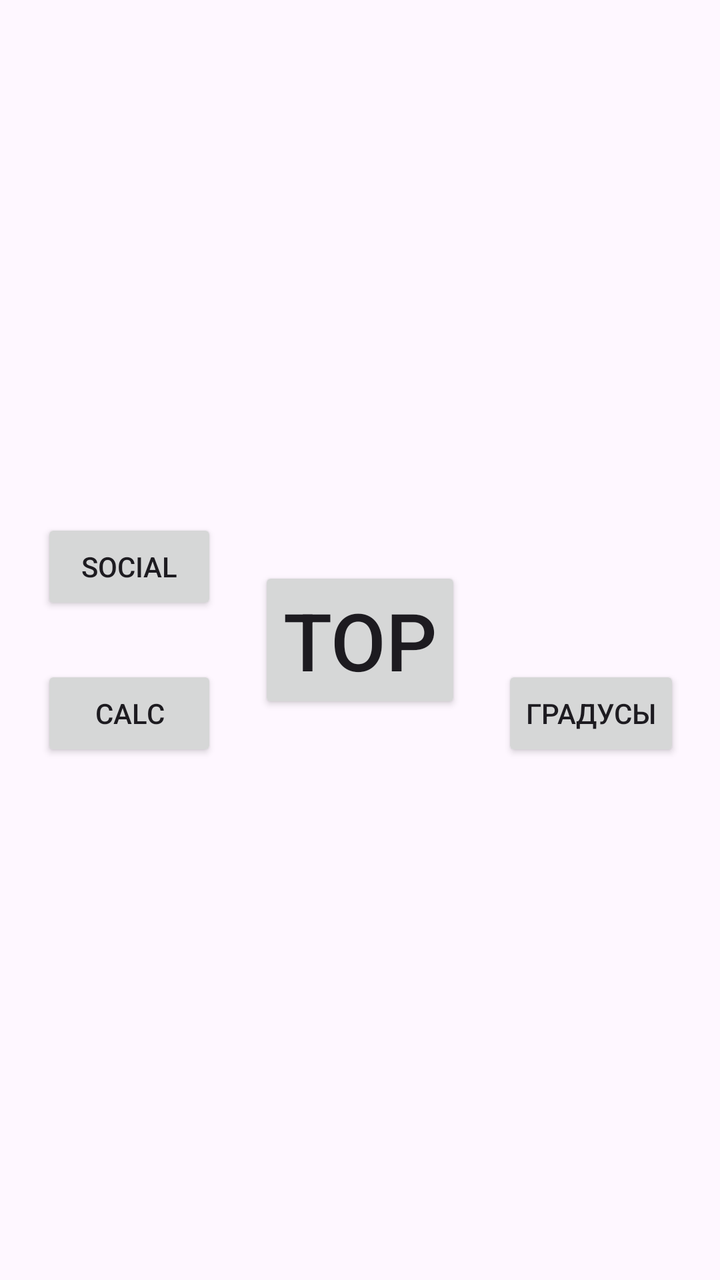
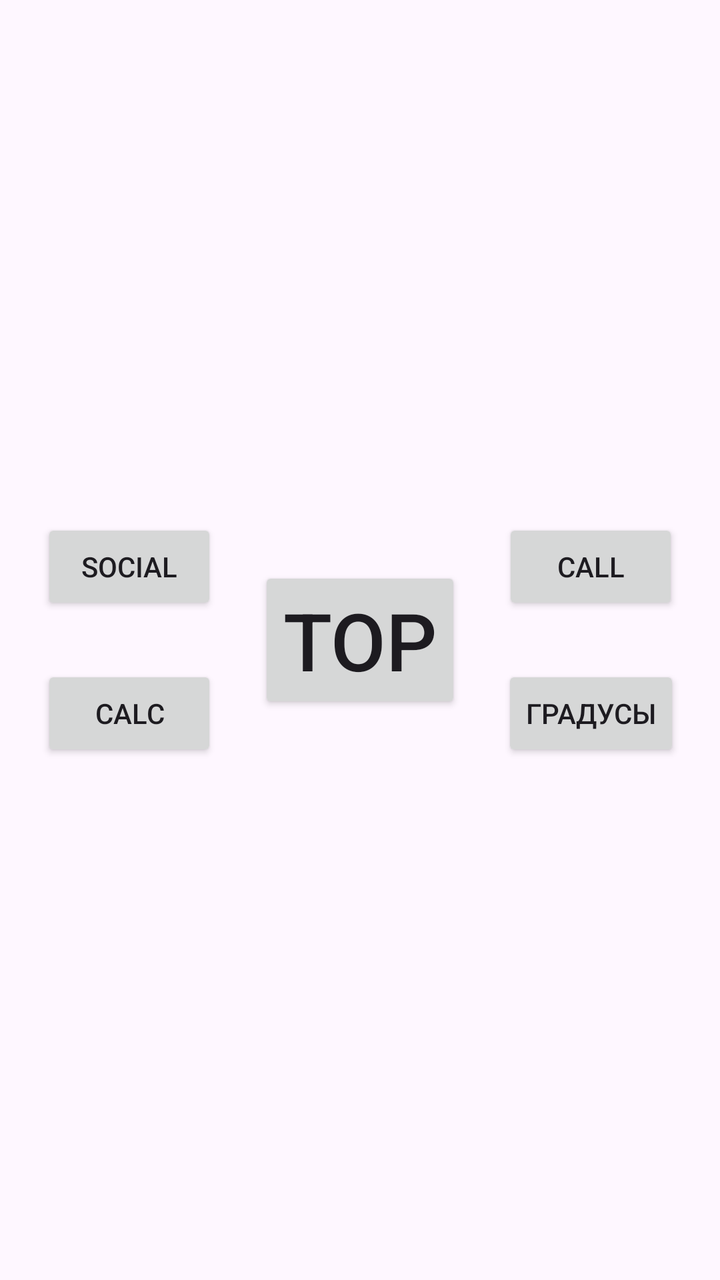

Screens rendered from an Android XML layout before and after an edit, with the pre-edit source and the edit as a unified diff.
<!-- AndroidManifest.xml: application theme Theme.Top -->
<!-- res/layout/activity_main.xml -->
<?xml version="1.0" encoding="utf-8"?>
<androidx.constraintlayout.widget.ConstraintLayout xmlns:android="http://schemas.android.com/apk/res/android"
    xmlns:app="http://schemas.android.com/apk/res-auto"
    xmlns:tools="http://schemas.android.com/tools"
    android:id="@+id/main"
    android:layout_width="match_parent"
    android:layout_height="match_parent"
    tools:context=".MainActivity">

    <Button
        android:id="@+id/button"
        android:layout_width="wrap_content"
        android:layout_height="wrap_content"
        android:text="top"
        android:textSize="40dp"


        app:layout_constraintBottom_toBottomOf="parent"
        app:layout_constraintEnd_toEndOf="parent"
        app:layout_constraintStart_toStartOf="parent"
        app:layout_constraintTop_toTopOf="parent" />

    <Button
        android:id="@+id/quiz"
        android:layout_width="wrap_content"
        android:layout_height="wrap_content"
        android:text="calc"
        app:layout_constraintBottom_toBottomOf="@+id/button"
        app:layout_constraintEnd_toStartOf="@+id/button"
        app:layout_constraintStart_toStartOf="parent"
        app:layout_constraintTop_toBottomOf="@+id/button" />

    <Button
        android:id="@+id/temperature"
        android:layout_width="wrap_content"
        android:layout_height="wrap_content"
        android:text="градусы"
        app:layout_constraintStart_toEndOf="@id/button"
        app:layout_constraintEnd_toEndOf="parent"
        app:layout_constraintTop_toBottomOf="@id/button"
        app:layout_constraintBottom_toBottomOf="@id/button"
        />

    <Button
        android:id="@+id/social"
        android:layout_width="wrap_content"
        android:layout_height="wrap_content"
        app:layout_constraintTop_toTopOf="@+id/button"
        app:layout_constraintBottom_toTopOf="@+id/button"
        app:layout_constraintStart_toStartOf="parent"
        app:layout_constraintEnd_toStartOf="@+id/button"
        android:text="social"/>

</androidx.constraintlayout.widget.ConstraintLayout>
<!-- resources referenced by this layout -->
<resources>
  <style name="Theme.Top" parent="Base.Theme.Top" />
  <style name="Base.Theme.Top" parent="Theme.Material3.DayNight.NoActionBar">
          
          
      </style>
</resources>

<!-- the commit's change to res/layout/activity_main.xml (unified diff, before → after) -->
@@ -51,4 +51,14 @@
         app:layout_constraintEnd_toStartOf="@+id/button"
         android:text="social"/>
 
+    <Button
+        android:id="@+id/call"
+        android:layout_width="wrap_content"
+        android:layout_height="wrap_content"
+        android:text="call"
+        app:layout_constraintTop_toTopOf="@+id/button"
+        app:layout_constraintBottom_toTopOf="@+id/button"
+        app:layout_constraintEnd_toEndOf="parent"
+        app:layout_constraintStart_toEndOf="@+id/button"/>
+
 </androidx.constraintlayout.widget.ConstraintLayout>
